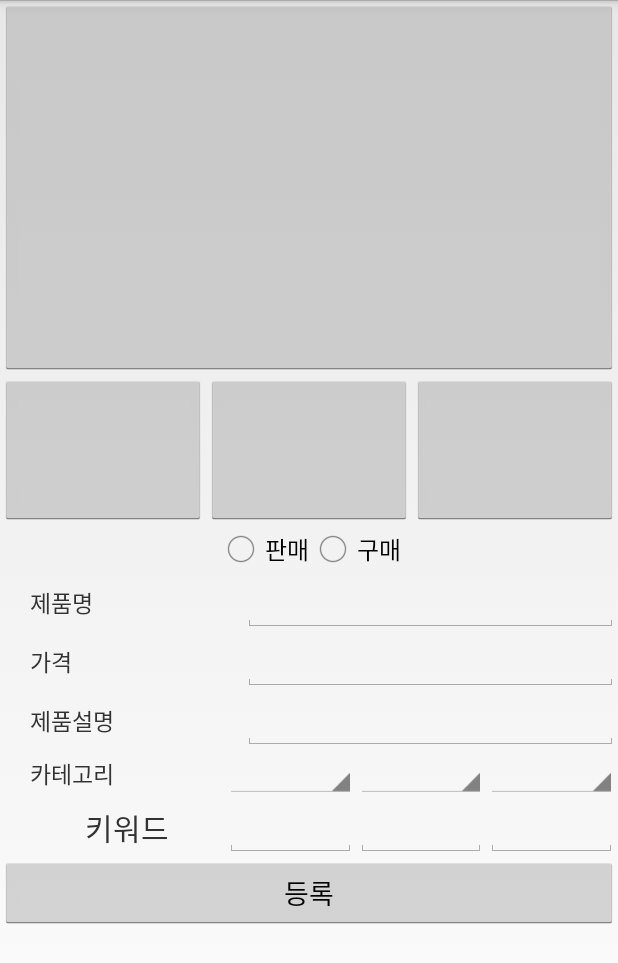
After one commit to Ganco/KNU_Market, an Android app: the add_post screen opened directly, with no data from a screen before it, on a phone screen of 412 x 824 dp. The commit adds this screen. Shown: the top 963 px of the screen. Run offline under Robolectric (Android 15) with nearby library versions, the phone set to English and light mode, and no system bars.

Commit message:
상품 등록 화면 작업 중

```diff
--- a/app/build.gradle
+++ b/app/build.gradle
@@ -21,6 +21,7 @@ android {
 
 dependencies {
     compile fileTree(dir: 'libs', include: ['*.jar'])
+    compile files('libs/universal-image-loader-1.9.3.jar')
     compile 'com.android.support:support-v4:20.0.0'
-    compile files('libs/universal-image-loader-1.9.3.jar')
+    compile 'com.android.support:appcompat-v7:20.0.0'
 }
--- a/app/src/main/java/com/harold/knumarket/Fragment_section1.java
+++ b/app/src/main/java/com/harold/knumarket/Fragment_section1.java
@@ -181,7 +181,7 @@ public class Fragment_section1 extends Fragment {
                     //AUIL ImageLoader 사용
                     //AUIL 이미지 옵션 설정
                     DisplayImageOptions options = new DisplayImageOptions.Builder()
-                            .showImageOnLoading(R.drawable.loading_icon) // 로딩중 이미지 설정
+                            .showImageOnLoading(R.drawable.ic_empty) // 로딩중 이미지 설정
                             .showImageForEmptyUri(R.drawable.ic_empty) // Uri주소가 잘못되었을경우(이미지없을때)
                             .showImageOnFail(R.drawable.ic_error) // 로딩 실패시
                             .resetViewBeforeLoading(false)  // 로딩전에 뷰를 리셋하는건데 false로 하세요 과부하!
--- a/app/src/main/java/com/harold/knumarket/Item_Comment/ItemCommentListAdapter.java
+++ b/app/src/main/java/com/harold/knumarket/Item_Comment/ItemCommentListAdapter.java
@@ -1,6 +1,7 @@
 package com.harold.knumarket.Item_Comment;
 
 import android.content.Context;
+import android.util.Log;
 import android.view.View;
 import android.view.ViewGroup;
 import android.widget.BaseAdapter;
@@ -25,6 +26,7 @@ public class ItemCommentListAdapter extends BaseAdapter {
 	}
 
 	public void addItem(ItemComment it) {
+        Log.i("Item_comment addItem","cmment="+it.getData(0)+it.getData(1));
 		mItems.add(it);
 	}
 
@@ -61,6 +63,7 @@ public class ItemCommentListAdapter extends BaseAdapter {
         if (convertView == null) {
             itemView = new ItemCommentView(mContext, mItems.get(position));
         } else {
+            Log.i("Item_comment getView","position="+position);
             itemView = (ItemCommentView) convertView;
 
             itemView.setText(0, mItems.get(position).getData(0));
--- /dev/null
+++ b/app/src/main/java/com/harold/knumarket/add_post.java
@@ -0,0 +1,16 @@
+package com.harold.knumarket;
+
+import android.app.Activity;
+import android.os.Bundle;
+import android.view.Menu;
+import android.view.MenuItem;
+import com.knumarket.harold.knu_market.R;
+
+public class add_post extends Activity {
+
+    @Override
+    protected void onCreate(Bundle savedInstanceState) {
+        super.onCreate(savedInstanceState);
+        setContentView(R.layout.activity_add_post);
+    }
+}
--- /dev/null
+++ b/app/src/main/res/layout/activity_add_post.xml
@@ -0,0 +1,247 @@
+<RelativeLayout xmlns:android="http://schemas.android.com/apk/res/android"
+    xmlns:tools="http://schemas.android.com/tools"
+    android:layout_width="match_parent"
+    android:layout_height="match_parent"
+    android:paddingLeft="@dimen/activity_horizontal_margin"
+    android:paddingRight="@dimen/activity_horizontal_margin"
+    android:paddingTop="@dimen/activity_vertical_margin"
+    android:paddingBottom="@dimen/activity_vertical_margin"
+    tools:context="com.harold.knumarket.add_post">
+
+    <ScrollView
+        android:layout_width="match_parent"
+        android:layout_height="match_parent"
+        android:id="@+id/scrollView"
+        android:layout_alignParentTop="true"
+        android:layout_alignParentLeft="true"
+        android:layout_alignParentStart="true"
+        android:layout_alignParentBottom="true"
+        android:layout_alignParentRight="true"
+        android:layout_alignParentEnd="true" >
+
+        <LinearLayout
+            android:orientation="vertical"
+            android:layout_width="fill_parent"
+            android:layout_height="fill_parent">
+
+            <ImageButton
+                android:layout_width="match_parent"
+                android:layout_height="250dp"
+                android:id="@+id/imageButton"
+                android:layout_alignParentTop="true"
+                android:layout_alignParentLeft="true"
+                android:layout_alignParentStart="true"
+                android:layout_alignParentRight="true"
+                android:layout_alignParentEnd="true" />
+
+            <LinearLayout
+                android:orientation="horizontal"
+                android:layout_width="match_parent"
+                android:layout_height="wrap_content">
+
+                <ImageButton
+                    android:layout_width="wrap_content"
+                    android:layout_height="100dp"
+                    android:id="@+id/imageButton2"
+                    android:layout_weight="0.33" />
+
+                <ImageButton
+                    android:layout_width="wrap_content"
+                    android:layout_height="100dp"
+                    android:id="@+id/imageButton3"
+                    android:layout_weight="0.33" />
+
+                <ImageButton
+                    android:layout_width="wrap_content"
+                    android:layout_height="100dp"
+                    android:id="@+id/imageButton4"
+                    android:layout_weight="0.33" />
+            </LinearLayout>
+
+            <LinearLayout
+                android:orientation="horizontal"
+                android:layout_width="fill_parent"
+                android:layout_height="fill_parent"
+                android:gravity="center">
+
+                <RadioButton
+                    android:layout_width="wrap_content"
+                    android:layout_height="wrap_content"
+                    android:text="판매"
+                    android:id="@+id/radioButton"
+                    android:checked="false" />
+
+                <RadioButton
+                    android:layout_width="wrap_content"
+                    android:layout_height="wrap_content"
+                    android:text="구매"
+                    android:id="@+id/radioButton2"
+                    android:checked="false" />
+            </LinearLayout>
+
+            <LinearLayout
+                android:orientation="horizontal"
+                android:layout_width="fill_parent"
+                android:layout_height="fill_parent"
+                android:paddingLeft="20dp">
+
+                <TextView
+                    android:layout_width="wrap_content"
+                    android:layout_height="match_parent"
+                    android:text="제품명"
+                    android:id="@+id/textView"
+                    android:layout_weight="0.4"
+                    android:textSize="15dp"
+                    android:gravity="center_vertical|left" />
+
+                <EditText
+                    android:layout_width="250dp"
+                    android:layout_height="wrap_content"
+                    android:id="@+id/editText" />
+
+            </LinearLayout>
+
+            <LinearLayout
+                android:orientation="horizontal"
+                android:layout_width="fill_parent"
+                android:layout_height="fill_parent"
+                android:id="@+id/linearLayout"
+                android:paddingLeft="20dp">
+
+                <TextView
+                    android:layout_width="wrap_content"
+                    android:layout_height="match_parent"
+                    android:text="가격"
+                    android:id="@+id/textView2"
+                    android:layout_weight="0.4"
+                    android:textSize="15dp"
+                    android:gravity="center_vertical|left" />
+
+                <EditText
+                    android:layout_width="250dp"
+                    android:layout_height="wrap_content"
+                    android:id="@+id/editText2" />
+            </LinearLayout>
+
+            <LinearLayout
+                android:orientation="horizontal"
+                android:layout_width="fill_parent"
+                android:layout_height="fill_parent"
+                android:id="@+id/linearLayout2"
+                android:paddingLeft="20dp">
+
+                <TextView
+                    android:layout_width="wrap_content"
+                    android:layout_height="match_parent"
+                    android:text="제품설명"
+                    android:id="@+id/textView3"
+                    android:layout_weight="0.4"
+                    android:textSize="15dp"
+                    android:gravity="center_vertical|left" />
+
+                <EditText
+                    android:layout_width="250dp"
+                    android:layout_height="wrap_content"
+                    android:inputType="textMultiLine"
+                    android:ems="10"
+                    android:id="@+id/editText3" />
+
+            </LinearLayout>
+
+            <LinearLayout
+                android:orientation="horizontal"
+                android:layout_width="fill_parent"
+                android:layout_height="fill_parent"
+                android:id="@+id/linearLayout2"
+                android:weightSum="1"
+                android:paddingLeft="20dp">
+
+                <TextView
+                    android:layout_width="wrap_content"
+                    android:layout_height="match_parent"
+                    android:text="카테고리"
+                    android:id="@+id/textView3"
+                    android:layout_weight="0.4"
+                    android:textSize="15dp"
+                    android:gravity="center_vertical|left" />
+
+                <Spinner
+                    android:layout_width="50dp"
+                    android:layout_height="wrap_content"
+                    android:id="@+id/spinner"
+                    android:layout_weight="0.2" />
+
+                <Spinner
+                    android:layout_width="50dp"
+                    android:layout_height="wrap_content"
+                    android:id="@+id/spinner2"
+                    android:layout_weight="0.2" />
+
+                <Spinner
+                    android:layout_width="50dp"
+                    android:layout_height="wrap_content"
+                    android:id="@+id/spinner3"
+                    android:layout_weight="0.2" />
+
+            </LinearLayout>
+
+            <LinearLayout
+                android:orientation="horizontal"
+                android:layout_width="fill_parent"
+                android:layout_height="fill_parent"
+                android:id="@+id/linearLayout2"
+                android:paddingLeft="20dp">
+
+                <TextView
+                    android:layout_width="wrap_content"
+                    android:layout_height="match_parent"
+                    android:text="키워드"
+                    android:id="@+id/textView3"
+                    android:gravity="center"
+                    android:textSize="20dp"
+                    android:layout_weight="0.4" />
+
+                <EditText
+                    android:layout_width="50dp"
+                    android:layout_height="wrap_content"
+                    android:inputType="textMultiLine"
+                    android:ems="10"
+                    android:id="@+id/editText3"
+                    android:layout_weight="0.2" />
+
+                <EditText
+                    android:layout_width="50dp"
+                    android:layout_height="wrap_content"
+                    android:inputType="textMultiLine"
+                    android:ems="10"
+                    android:id="@+id/editText5"
+                    android:layout_weight="0.2" />
+
+                <EditText
+                    android:layout_width="50dp"
+                    android:layout_height="wrap_content"
+                    android:inputType="textMultiLine"
+                    android:ems="10"
+                    android:id="@+id/editText6"
+                    android:layout_weight="0.2" />
+
+            </LinearLayout>
+
+            <LinearLayout
+                android:orientation="horizontal"
+                android:layout_width="fill_parent"
+                android:layout_height="fill_parent"
+                android:weightSum="1">
+
+                <Button
+                    android:layout_width="match_parent"
+                    android:layout_height="wrap_content"
+                    android:text="등록"
+                    android:id="@+id/button" />
+
+            </LinearLayout>
+
+        </LinearLayout>
+    </ScrollView>
+
+</RelativeLayout>
--- a/app/src/main/res/layout/activity_post.xml
+++ b/app/src/main/res/layout/activity_post.xml
@@ -284,7 +284,7 @@
 
                     <ListView
                         android:layout_width="match_parent"
-                        android:layout_height="wrap_content"
+                        android:layout_height="300dp"
                         android:id="@+id/commentList"/>
                 </LinearLayout>
 
--- a/app/src/main/res/values/strings.xml
+++ b/app/src/main/res/values/strings.xml
@@ -26,5 +26,6 @@
     <string name="mypageInfo">추가정보</string>
     <string name="mypagePublic">공개여부</string>
     <string name="title_activity_post">PostActivity</string>
+    <string name="title_activity_add_post">add_post</string>
 
 </resources>
```
Also changed, not shown: app/src/main/AndroidManifest.xml (+17 -1 lines), app/src/main/java/com/harold/knumarket/MainActivity.java (+36 -17 lines), app/src/main/java/com/harold/knumarket/MyPageActivity.java (+0 -7 lines), app/src/main/java/com/harold/knumarket/User_Info.java (added, +52 -0 lines), app/src/main/res/layout/activity_main.xml (+12 -8 lines), app/src/main/res/menu/add_post.xml (added, +8 -0 lines), app/src/main/res/values/strings_activity_login.xml (added, +14 -0 lines), 3 other files.
